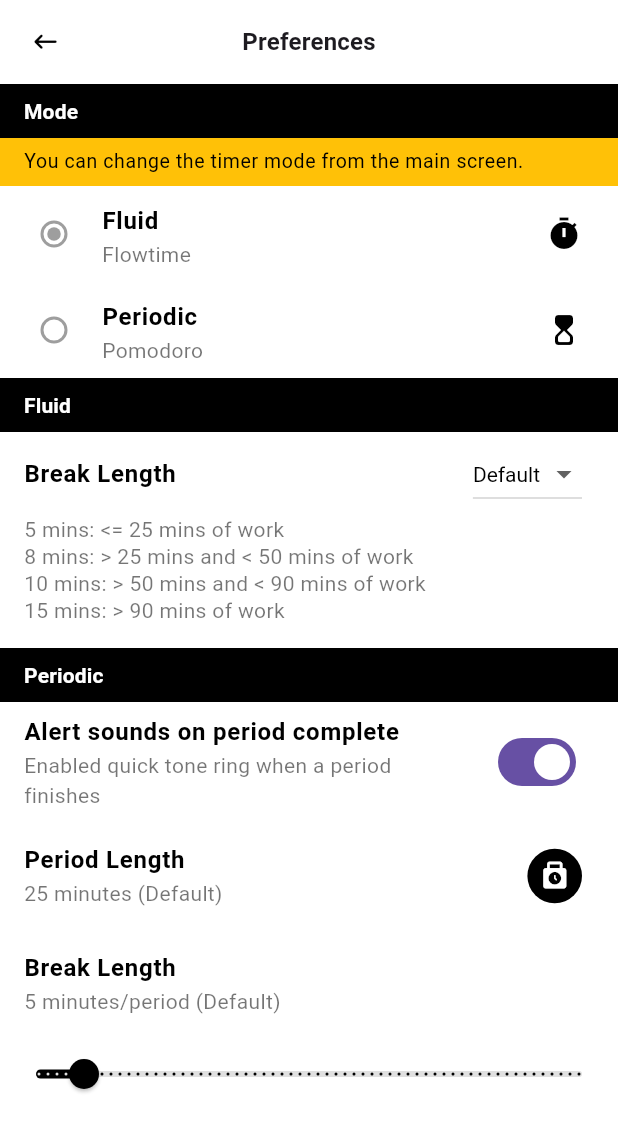
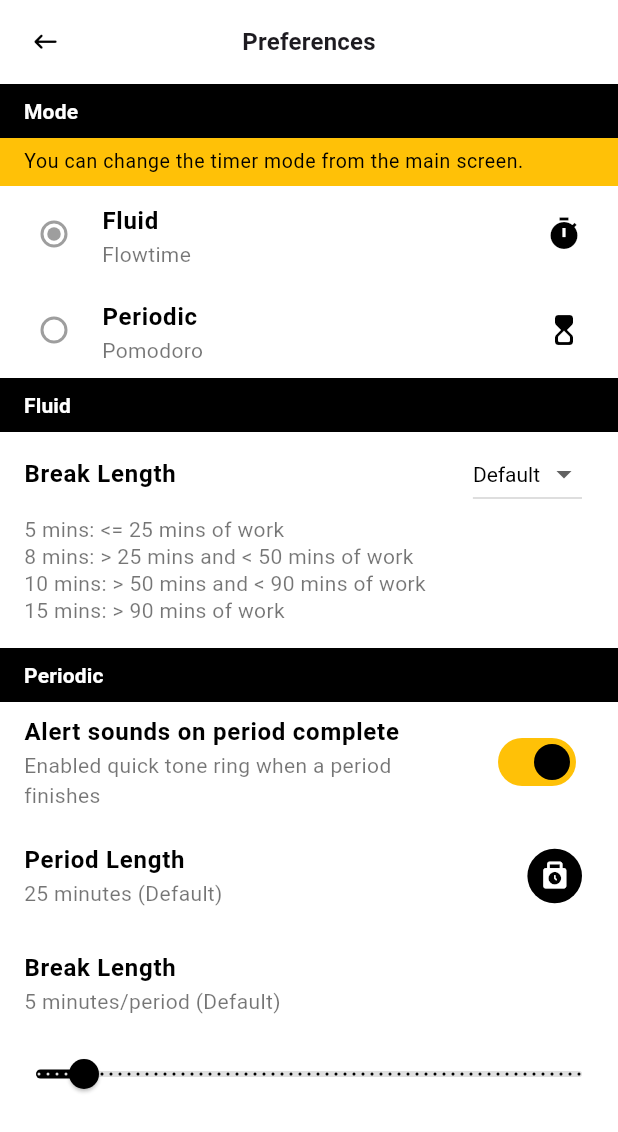
Before and after one commit to Edorin9/owolf, a Flutter app: the _SettingsView screen opened directly, on a phone screen of 412 x 824 dp. Shown: the top 1132 px of the screen. Run offline on Flutter 3.47's test engine with Material 3 defaults, Android fonts, the phone set to English and light mode, and no system bars; our stand-ins replace dart_mappable, flutter_bloc, flutter_hooks, go_router, rxdart, shared_preferences; missing offline and left inert: duration_picker, flutter_ringtone_player; accounts and stored records are empty; generated files the repository leaves out were written again; statements that could not run were skipped.

Commit message:
migration, upgrades, updates and adjustments

```diff
--- /dev/null
+++ b/devtools_options.yaml
@@ -0,0 +1,3 @@
+description: This file stores settings for Dart & Flutter DevTools.
+documentation: https://docs.flutter.dev/tools/devtools/extensions#configure-extension-enablement-states
+extensions:
--- a/lib/break/view/break_page.dart
+++ b/lib/break/view/break_page.dart
@@ -36,15 +36,15 @@ class BreakPage extends StatelessWidget {
             previous.status != current.status &&
             current.status == BreakStateStatus.completed,
         listener: (context, state) async {
-          await FlutterRingtonePlayer.play(
+          await FlutterRingtonePlayer().play(
             android: AndroidSounds.notification,
             ios: IosSounds.glass,
             looping: true,
             asAlarm: false,
           );
         },
-        child: WillPopScope(
-          onWillPop: () async => false,
+        child: PopScope(
+          onPopInvokedWithResult: (_, __) => false,
           child: const _BreakView(),
         ),
       ),
--- a/lib/break/widgets/resume_button.dart
+++ b/lib/break/widgets/resume_button.dart
@@ -19,7 +19,7 @@ class ResumeButton extends StatelessWidget {
         selector: (state) => state.status == BreakStateStatus.completed,
         builder: (context, isCompleted) => CupertinoButton(
           onPressed: () async {
-            FlutterRingtonePlayer.stop();
+            FlutterRingtonePlayer().stop();
             if (context.mounted) context.pop();
           },
           color: isCompleted ? Colors.white : Colors.black,
--- a/lib/home/view/home_page.dart
+++ b/lib/home/view/home_page.dart
@@ -39,7 +39,7 @@ class HomePage extends StatelessWidget {
           final isPeriodAlertEnabled =
               context.read<SettingsRepository>().getPeriodAlert();
           if (isPeriodAlertEnabled == true) {
-            FlutterRingtonePlayer.play(
+            FlutterRingtonePlayer().play(
               android: AndroidSounds.notification,
               ios: IosSounds.glass,
               asAlarm: false,
@@ -66,8 +66,8 @@ class HomePage extends StatelessWidget {
         },
         child: GestureDetector(
           onTap: () => FocusManager.instance.primaryFocus?.unfocus(),
-          child: WillPopScope(
-            onWillPop: () => ExitAppSheet.show(context),
+          child: PopScope(
+            onPopInvokedWithResult: (_, __) => ExitAppSheet.show(context),
             child: const _HomeView(),
           ),
         ),
--- a/lib/home/widgets/exit_app_sheet.dart
+++ b/lib/home/widgets/exit_app_sheet.dart
@@ -10,6 +10,7 @@ class ExitAppSheet extends StatelessWidget {
     return await showModalBottomSheet<bool>(
           context: invokerContext,
           backgroundColor: Colors.white,
+          shape: const Border(),
           isScrollControlled: true,
           builder: (_) => const ExitAppSheet(),
         ) ??
--- a/lib/home/widgets/header.dart
+++ b/lib/home/widgets/header.dart
@@ -42,7 +42,7 @@ class _ToggleButton extends StatelessWidget {
               );
       },
       pressedOpacity: 0.5,
-      minSize: 0,
+      minimumSize: const Size(0, 0),
       child: BlocSelector<HomeCubit, HomeState, WorkMode>(
         selector: (state) => state.mode,
         builder: (context, mode) {
--- a/lib/home/widgets/rest_option_sheet.dart
+++ b/lib/home/widgets/rest_option_sheet.dart
@@ -16,6 +16,7 @@ class RestOptionSheet extends StatelessWidget {
     return await showModalBottomSheet<RestOption>(
           context: invokerContext,
           backgroundColor: Colors.white,
+          shape: const Border(),
           isScrollControlled: true,
           builder: (context) => BlocProvider.value(
             value: invokerContext.read<HomeCubit>(),
--- a/lib/home/widgets/start_break_sheet.dart
+++ b/lib/home/widgets/start_break_sheet.dart
@@ -13,6 +13,7 @@ class StartBreakSheet extends StatelessWidget {
     return await showModalBottomSheet<bool>(
       context: invokerContext,
       backgroundColor: Colors.white,
+      shape: const Border(),
       isScrollControlled: true,
       builder: (context) => BlocProvider.value(
         value: invokerContext.read<HomeCubit>(),
--- a/lib/home/widgets/timer.dart
+++ b/lib/home/widgets/timer.dart
@@ -46,6 +46,7 @@ class _TimerFace extends StatelessWidget {
           startTime.timerFormat,
           style: Theme.of(context).textTheme.displayLarge?.copyWith(
                 fontSize: 81,
+                fontWeight: FontWeight.w100,
                 color: Colors.black,
               ),
         );
@@ -62,7 +63,7 @@ class _ControlButton extends StatelessWidget {
     return CupertinoButton(
       onPressed: () async => _onPressed(context),
       pressedOpacity: 0.5,
-      minSize: 0,
+      minimumSize: const Size(0, 0),
       child: BlocSelector<HomeCubit, HomeState, bool>(
         selector: (state) => state.status == HomeStateStatus.running,
         builder: (context, isRunning) => Icon(
--- a/lib/home/widgets/toggle_mode_sheet.dart
+++ b/lib/home/widgets/toggle_mode_sheet.dart
@@ -14,6 +14,7 @@ class ToggleModeSheet extends StatelessWidget {
     return await showModalBottomSheet<bool>(
       context: invokerContext,
       backgroundColor: Colors.white,
+      shape: const Border(),
       isScrollControlled: true,
       builder: (context) => BlocProvider.value(
         value: invokerContext.read<HomeCubit>(),
@@ -144,13 +145,13 @@ class _NoButton extends StatelessWidget {
   Widget build(BuildContext context) {
     return CupertinoButton(
       onPressed: () => context.pop(false),
-      minSize: 0,
       padding: const EdgeInsets.symmetric(
         horizontal: 40,
         vertical: 12,
       ),
       color: Colors.transparent,
       pressedOpacity: 0.5,
+      minimumSize: const Size(0, 0),
       child: const Text(
         'No',
         style: TextStyle(color: Colors.black, fontWeight: FontWeight.bold),
@@ -171,13 +172,13 @@ class _YesButton extends StatelessWidget {
         invokerContext.read<HomeCubit>().toggleMode();
         context.pop();
       },
-      minSize: 0,
       padding: const EdgeInsets.symmetric(
         horizontal: 40,
         vertical: 12,
       ),
       color: Colors.black,
       pressedOpacity: 0.5,
+      minimumSize: const Size(0, 0),
       child: const Text(
         'Yes',
         style: TextStyle(color: Colors.white, fontWeight: FontWeight.bold),
--- a/lib/settings/widgets/mode_section.dart
+++ b/lib/settings/widgets/mode_section.dart
@@ -33,7 +33,7 @@ class ModeSection extends StatelessWidget {
               visualDensity: VisualDensity.compact,
               groupValue: mode,
               value: WorkMode.fluid,
-              fillColor: MaterialStateProperty.all(Colors.grey),
+              fillColor: WidgetStateProperty.all(Colors.grey),
               title: const Text(
                 'Fluid',
                 style: TextStyle(
@@ -60,7 +60,7 @@ class ModeSection extends StatelessWidget {
               visualDensity: VisualDensity.compact,
               groupValue: mode,
               value: WorkMode.periodic,
-              fillColor: MaterialStateProperty.all(Colors.grey),
+              fillColor: WidgetStateProperty.all(Colors.grey),
               title: const Text(
                 'Periodic',
                 style: TextStyle(
--- a/lib/settings/widgets/periodic_section.dart
+++ b/lib/settings/widgets/periodic_section.dart
@@ -43,6 +43,11 @@ class _AlertSounds extends StatelessWidget {
               fontWeight: FontWeight.bold,
             ),
           ),
+          activeColor: Colors.black,
+          activeTrackColor: Colors.amber,
+          inactiveThumbColor: Colors.black,
+          inactiveTrackColor: Colors.grey.shade300,
+          trackOutlineColor: WidgetStateColor.transparent,
           subtitle: Text(
             "${isEnabled ? 'Enabled' : 'Disabled'} quick tone ring when a period finishes",
             style: const TextStyle(color: Colors.black54),
@@ -96,8 +101,8 @@ class _PeriodLength extends StatelessWidget {
             color: Colors.black,
             padding: const EdgeInsets.all(8),
             borderRadius: BorderRadius.circular(24),
-            minSize: 0,
             pressedOpacity: 0.5,
+            minimumSize: const Size(0, 0),
             child: const Icon(
               Icons.punch_clock_rounded,
               color: Colors.white,
--- a/packages/settings_repository/pubspec.yaml
+++ b/packages/settings_repository/pubspec.yaml
@@ -10,11 +10,11 @@ environment:
 dependencies:
   flutter:
     sdk: flutter
-  rxdart: ^0.27.7
+  rxdart: ^0.28.0
   shared_preferences: ^2.2.1
 
 dev_dependencies:
-  flutter_lints: ^2.0.0
+  flutter_lints: ^6.0.0
   flutter_test:
     sdk: flutter
 
--- a/packages/utility/pubspec.yaml
+++ b/packages/utility/pubspec.yaml
@@ -10,12 +10,12 @@ environment:
 dependencies:
   flutter:
     sdk: flutter
-  flutter_hooks: ^0.20.1
+  flutter_hooks: ^0.21.2
 
 dev_dependencies:
   flutter_test:
     sdk: flutter
-  flutter_lints: ^2.0.0
+  flutter_lints: ^6.0.0
 
 # For information on the generic Dart part of this file, see the
 # following page: https://dart.dev/tools/pub/pubspec
```
Also changed, not shown: pubspec.yaml (+11 -11 lines), 6 other files.
